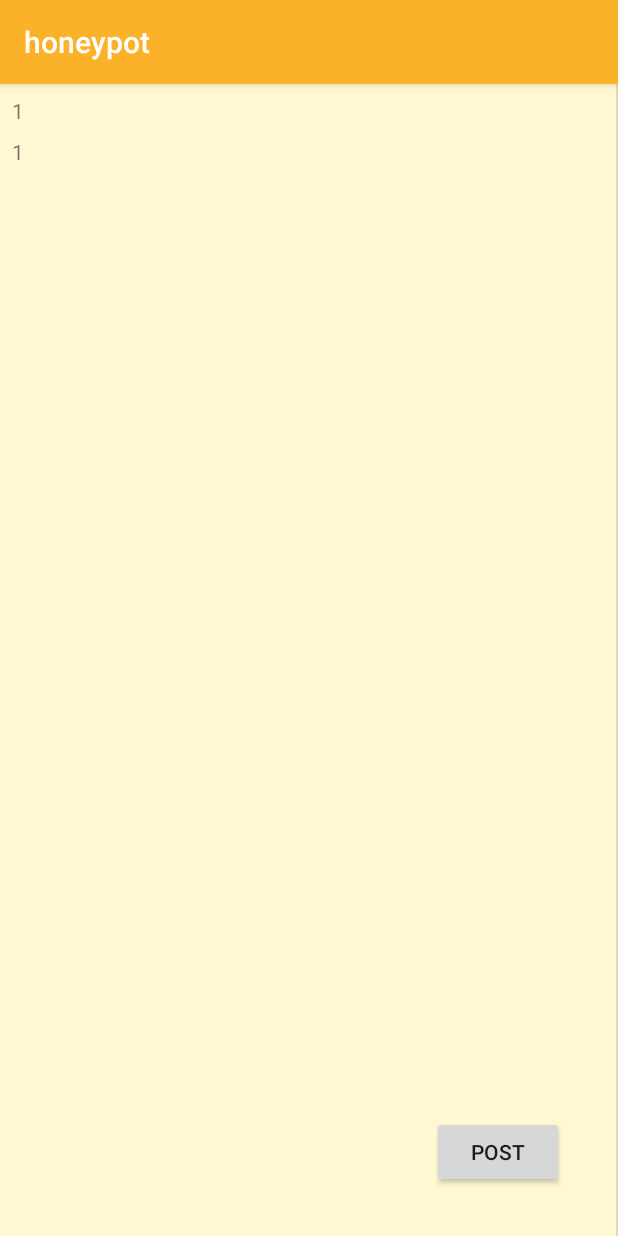
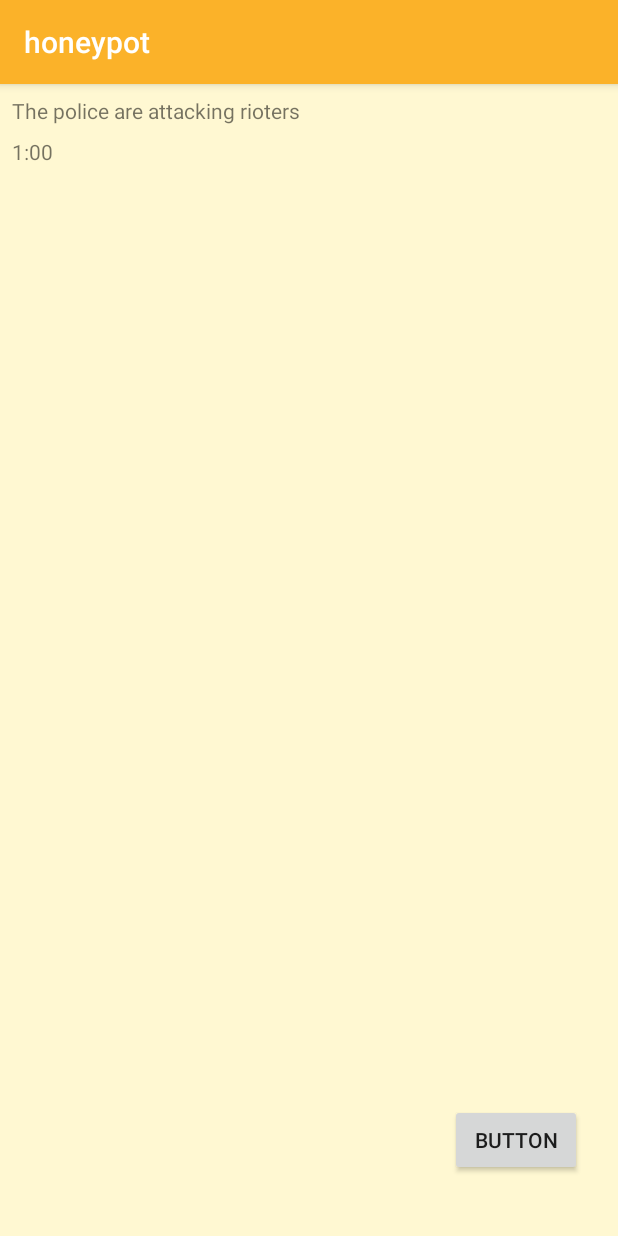
Before and after one commit to lrizvano/HackDuke_Honeypot, an Android app: the screen it shows after launch (MainActivity), on a phone screen of 412 x 824 dp. Run offline under Robolectric (Android 15) with nearby library versions, the phone set to English and light mode, and no system bars.

Commit message:
added activity for creating message

```diff
--- a/app/src/main/java/com/example/hackduke_honeypot/MainActivity.java
+++ b/app/src/main/java/com/example/hackduke_honeypot/MainActivity.java
@@ -8,8 +8,10 @@ import androidx.recyclerview.widget.RecyclerView;
 
 import android.content.Intent;
 import android.os.Bundle;
+import android.util.Log;
 import android.view.View;
 import android.widget.Button;
+import android.widget.Toast;
 
 import java.util.ArrayList;
 
@@ -19,10 +21,11 @@ public class MainActivity extends AppCompatActivity {
     private RecyclerView mRecyclerView;
     private RecyclerView.Adapter mAdapter;
     private RecyclerView.LayoutManager mLayoutManager;
+    Button bMessage;
 
     ArrayList<Message> messages = new ArrayList<>();
-    Button bMessage = findViewById(R.id.bMessage);
-    static final int REQ_CODE = 1;
+    static final int REQ_CODE = 100;
+    static final String MESSAGE_DATA = "message";
 
     @Override
     protected void onCreate(Bundle savedInstanceState) {
@@ -30,12 +33,14 @@ public class MainActivity extends AppCompatActivity {
         setContentView(R.layout.activity_main);
         setTitle("honeypot");
 
-        messages.add(new Message("1", "1", "1"));
-        messages.add(new Message("2", "2", "2"));
-        messages.add(new Message("3", "3", "3"));
+        bMessage = findViewById(R.id.bMessage);
+
+        messages.add(new Message("1", "The police are attacking rioters", "1:00"));
+        messages.add(new Message("2", "Free Hong Kong", "2:00"));
+        messages.add(new Message("3", "Screw Blizzard", "3:00"));
 
         mRecyclerView = findViewById(R.id.my_recycler_view);
-        mRecyclerView.addItemDecoration(new DividerItemDecoration(this, HORIZONTAL));
+        //mRecyclerView.addItemDecoration(new DividerItemDecoration(this, HORIZONTAL));
 
         mLayoutManager = new LinearLayoutManager(this);
         mRecyclerView.setLayoutManager(mLayoutManager);
@@ -47,13 +52,17 @@ public class MainActivity extends AppCompatActivity {
             @Override
             public void onClick(View view) {
                 Intent intent = new Intent(MainActivity.this, PostMessageActivity.class);
-                startActivityForResult(intent, REQ_CODE);
+                startActivity(intent);
             }
         });
     }
 
-    @Override
-    protected void onActivityResult(int requestCode, int resultCode, @Nullable Intent data) {
-        super.onActivityResult(requestCode, resultCode, data);
-    }
+//    @Override
+//    protected void onActivityResult(int requestCode, int resultCode, @Nullable Intent data) {
+//        super.onActivityResult(requestCode, resultCode, data);
+////        if (resultCode == RESULT_OK) {
+////            Message message = data.getParcelableExtra(MESSAGE_DATA);
+////            messages.add(message);
+////        }
+//    }
 }
--- a/app/src/main/java/com/example/hackduke_honeypot/MessageAdapter.java
+++ b/app/src/main/java/com/example/hackduke_honeypot/MessageAdapter.java
@@ -44,13 +44,6 @@ public class MessageAdapter extends RecyclerView.Adapter<MessageAdapter.ViewHold
             super(itemView);
             tvMessageData = itemView.findViewById(R.id.tvMessageData);
             tvMessageTime = itemView.findViewById(R.id.tvMessageTime);
-
-            itemView.setOnClickListener(new View.OnClickListener() {
-                @Override
-                public void onClick(View view) {
-
-                }
-            });
         }
     }
 }
--- a/app/src/main/res/layout/activity_main.xml
+++ b/app/src/main/res/layout/activity_main.xml
@@ -20,9 +20,9 @@
         android:id="@+id/bMessage"
         android:layout_width="wrap_content"
         android:layout_height="wrap_content"
-        android:layout_marginEnd="36dp"
-        android:layout_marginBottom="32dp"
-        android:text="@string/post"
+        android:layout_marginEnd="24dp"
+        android:layout_marginBottom="40dp"
+        android:text="Button"
         app:layout_constraintBottom_toBottomOf="parent"
         app:layout_constraintEnd_toEndOf="parent" />
 
```
Also changed, not shown: app/src/main/java/com/example/hackduke_honeypot/PostMessageActivity.java (+20 -0 lines), app/src/main/res/layout/activity_post_message.xml (+42 -0 lines).
